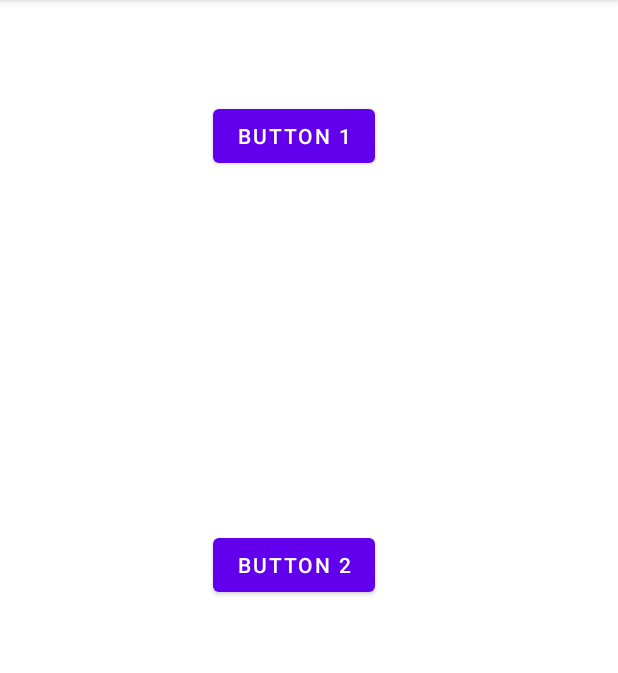
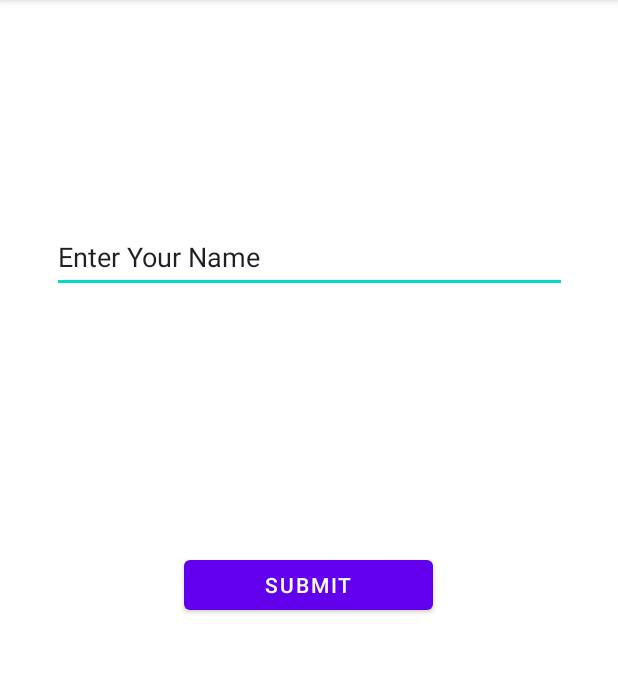
Before and after one commit to Fausio/AHHandling, an Android app: the screen it shows after launch (MainActivity), on a phone screen of 412 x 824 dp, the part 84-757 px from its top. Run offline under Robolectric (Android 15) with nearby library versions, the phone set to English and light mode, and no system bars.

Commit message:
update: call activity

```diff
--- a/app/src/main/AndroidManifest.xml
+++ b/app/src/main/AndroidManifest.xml
@@ -18,6 +18,8 @@
                 <category android:name="android.intent.category.LAUNCHER" />
             </intent-filter>
         </activity>
+
+        <activity android:name=".SecundActivity" />
     </application>
 
 </manifest>
--- a/app/src/main/java/com/example/andoidheventhandling/MainActivity.java
+++ b/app/src/main/java/com/example/andoidheventhandling/MainActivity.java
@@ -3,47 +3,33 @@ package com.example.andoidheventhandling;
 import androidx.appcompat.app.AppCompatActivity;
 import androidx.constraintlayout.widget.ConstraintLayout;
 
+import android.content.Intent;
 import android.graphics.Color;
 import android.nfc.Tag;
 import android.os.Bundle;
+import android.provider.ContactsContract;
 import android.util.Log;
 import android.view.View;
 import android.widget.Button;
+import android.widget.EditText;
 
 public class MainActivity extends AppCompatActivity  {
 
 
-    private static String TAG = ConstraintLayout.class.getSimpleName();
-    private ConstraintLayout layout ;
+    private EditText txtForm;
 
     @Override
     protected void onCreate(Bundle savedInstanceState) {
         super.onCreate(savedInstanceState);
-
         setContentView(R.layout.activity_main); // link the active with this java file
 
-        layout = findViewById(R.id.MyConstraintLayout);
-
-        Button btn1 = findViewById(R.id.button1);
-        Button btn2 = findViewById(R.id.button2);
-
-        btn1.setOnClickListener(new View.OnClickListener(){
-
-            public void onClick(View v){
-                layout.setBackgroundColor(Color.DKGRAY);
-                Log.i(TAG, "btn Clicked 1");
-            }
-        });
-
-        btn2.setOnClickListener(new View.OnClickListener(){
-
-            public void onClick(View v){
-                layout.setBackgroundColor(Color.RED);
-                Log.i(TAG, "btn Clicked 1");
-            }
-        });
+        txtForm =(EditText) findViewById(R.id.editTextTextPersonName2);
+    }
 
 
+    public void SumitInfo(View view) {
+
+        Intent intent = new Intent(this,SecundActivity.class);
+        startActivity(intent);
     }
-
 }
--- a/app/src/main/res/layout/activity_main.xml
+++ b/app/src/main/res/layout/activity_main.xml
@@ -8,33 +8,34 @@
     android:layout_height="match_parent"
     tools:context=".MainActivity">
 
-    <Button
-        android:id="@+id/button1"
-        android:layout_width="wrap_content"
-        android:layout_height="wrap_content"
-        android:layout_marginStart="142dp"
-        android:layout_marginTop="19dp"
-        android:layout_marginEnd="161dp"
-        android:layout_marginBottom="70dp"
-        android:text="Button 1"
-        app:layout_constraintBottom_toTopOf="@+id/button2"
+    <EditText
+        android:id="@+id/editTextTextPersonName2"
+        android:layout_width="343dp"
+        android:layout_height="48dp"
+        android:layout_marginStart="34dp"
+        android:layout_marginTop="172dp"
+        android:layout_marginEnd="34dp"
+        android:layout_marginBottom="86dp"
+        android:ems="10"
+        android:inputType="textPersonName"
+        android:text="Enter Your Name"
+        app:layout_constraintBottom_toTopOf="@+id/button3"
         app:layout_constraintEnd_toEndOf="parent"
-        app:layout_constraintHorizontal_bias="0.0"
         app:layout_constraintStart_toStartOf="parent"
         app:layout_constraintTop_toTopOf="parent" />
 
     <Button
-        android:id="@+id/button2"
-        android:layout_width="wrap_content"
-        android:layout_height="wrap_content"
-        android:layout_marginStart="142dp"
-        android:layout_marginTop="120dp"
-        android:layout_marginEnd="161dp"
-        android:layout_marginBottom="320dp"
-        android:text="Button 2"
+        android:id="@+id/button3"
+        android:onClick="SumitInfo"
+        android:layout_width="166dp"
+        android:layout_height="45dp"
+        android:layout_marginStart="122dp"
+        android:layout_marginTop="86dp"
+        android:layout_marginEnd="123dp"
+        android:layout_marginBottom="380dp"
+        android:text="Submit"
         app:layout_constraintBottom_toBottomOf="parent"
         app:layout_constraintEnd_toEndOf="parent"
-        app:layout_constraintHorizontal_bias="0.0"
         app:layout_constraintStart_toStartOf="parent"
-        app:layout_constraintTop_toBottomOf="@+id/button1" />
+        app:layout_constraintTop_toBottomOf="@+id/editTextTextPersonName2" />
 </androidx.constraintlayout.widget.ConstraintLayout>
```
Also changed, not shown: app/src/main/java/com/example/andoidheventhandling/SecundActivity.java (+20 -1 lines), app/src/main/res/layout/secund_activity.xml (+20 -2 lines).
